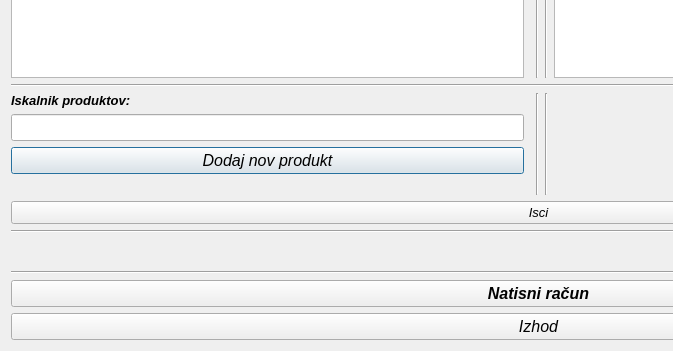
Above: novracun.ui from MaxMaxy/racun before the change; both pictures show x 0 to 673 and y 468 to 819 of the 1077 by 819 pixel window. Below: the same form after it.
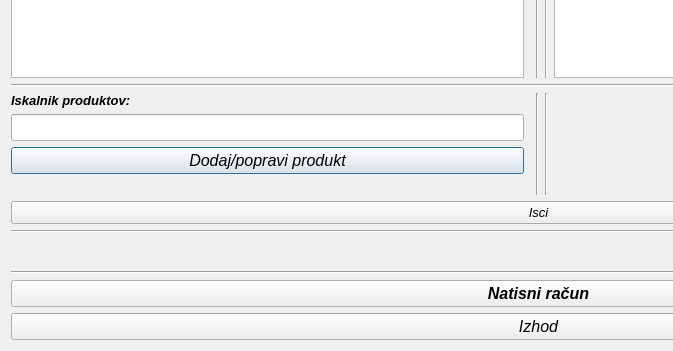
That is the form after the change.

What changed in the file:
```diff
--- a/novracun.ui
+++ b/novracun.ui
@@ -602,7 +602,7 @@
                       </font>
                      </property>
                      <property name="text">
-                      <string>Dodaj nov produkt</string>
+                      <string>Dodaj/popravi produkt</string>
                      </property>
                     </widget>
                    </item>
```
Left out of the diff: 5 changed lines with no effect on the pictures.
